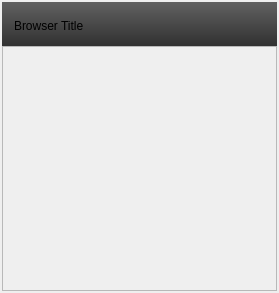
Qt form resources/context_menu.ui (shotgunsoftware/tk-3dsmax) before a commit.
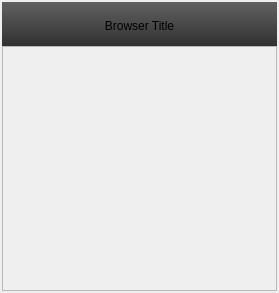
The same form after that commit.

```diff
--- a/resources/context_menu.ui
+++ b/resources/context_menu.ui
@@ -49,21 +49,11 @@
         <property name="text">
          <string>Browser Title</string>
         </property>
+        <property name="alignment">
+         <set>Qt::AlignCenter</set>
+        </property>
        </widget>
       </item>
-      <item>
-       <spacer name="horizontalSpacer">
-        <property name="orientation">
-         <enum>Qt::Horizontal</enum>
-        </property>
-        <property name="sizeHint" stdset="0">
-         <size>
-          <width>40</width>
-          <height>20</height>
-         </size>
-        </property>
-       </spacer>
-      </item>
      </layout>
     </widget>
    </item>
```
